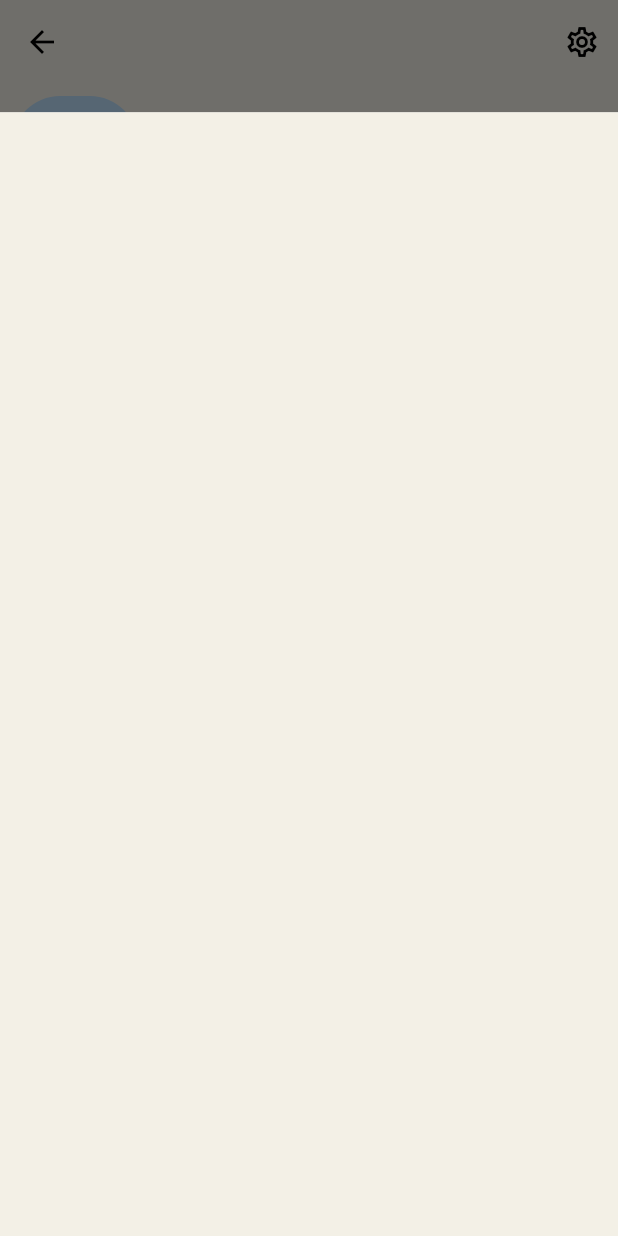
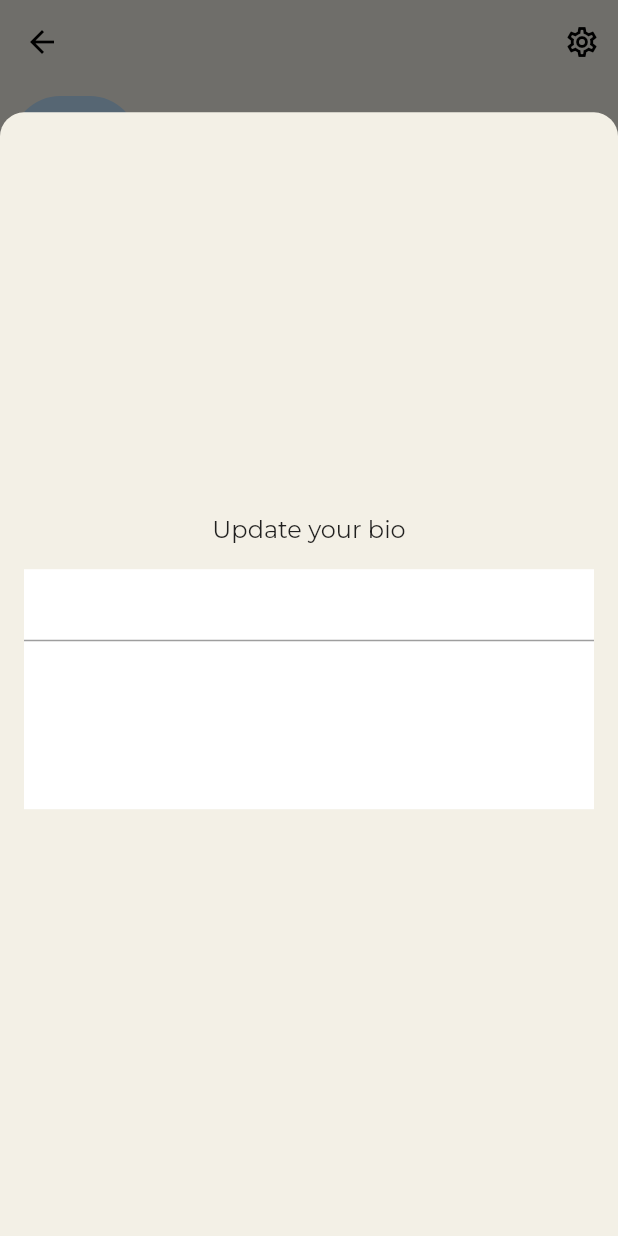
Before and after one commit to JAICHANGPARK/flutter_notebook_11th_story, a Flutter app: the ProfilePage screen opened directly, after a tap on "Add to bio", on a phone screen of 412 x 824 dp. Run offline on Flutter 3.47's test engine with Material 2 defaults, Android fonts, the phone set to English and light mode, and no system bars; our stand-ins replace backdrop, badges, flutter_inner_drawer, flutter_slidable, google_fonts.

Commit message:
Update profile_page.dart

```diff
--- a/lib/ep701_clubhouse/ui/profile_page.dart
+++ b/lib/ep701_clubhouse/ui/profile_page.dart
@@ -1,6 +1,7 @@
 import 'package:flutter/cupertino.dart';
 import 'package:flutter/material.dart';
 import 'package:flutter_notebook_11th_story/ep701_clubhouse/ui/clubhouse_style.dart';
+import 'package:google_fonts/google_fonts.dart';
 
 class ProfilePage extends StatefulWidget {
   @override
@@ -13,6 +14,7 @@ class _ProfilePageState extends State<ProfilePage> {
   @override
   Widget build(BuildContext context) {
     return Scaffold(
+      resizeToAvoidBottomInset: false,
       appBar: AppBar(
         iconTheme: IconThemeData(color: Colors.black),
         backgroundColor: Colors.transparent,
@@ -71,17 +73,38 @@ class _ProfilePageState extends State<ProfilePage> {
               Flexible(child: GestureDetector(
                   onTap: (){
                     showModalBottomSheet(
+                      backgroundColor: Colors.transparent,
                         isScrollControlled: true,
                         context: context, builder: (context){
                       return Container(
                         height: MediaQuery.of(context).size.height / 1.1,
                         decoration: BoxDecoration(
-                          color: ClubhouseStyle.appBackgroundColor
+                          color: ClubhouseStyle.appBackgroundColor,
+                          borderRadius: BorderRadius.only(
+                            topRight: Radius.circular(16),
+                            topLeft: Radius.circular(16),
+                          )
                         ),
                         child: Center(
                           child: Column(
+                            crossAxisAlignment: CrossAxisAlignment.center,
+                            mainAxisAlignment: MainAxisAlignment.center,
                             children: [
-
+                              Text("Update your bio", style: GoogleFonts.montserrat(
+                                fontSize: 16
+                              ),),
+                              Padding(
+                                padding: const EdgeInsets.all(16.0),
+                                child: Container(
+                                  height: 160,
+                                  decoration: BoxDecoration(
+                                    color: Colors.white
+                                  ),
+                                  child: TextField(
+                                    controller: bioTextEditingController,
+                                  ),
+                                ),
+                              )
                             ],
                           ),
                         ),
```
